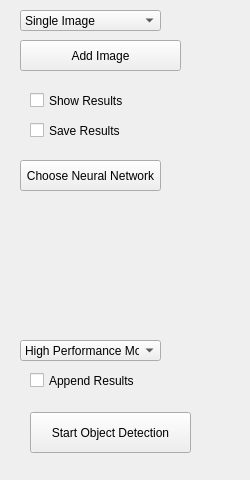
Before: the Qt Designer form ImplementationPhase/View/ViewModule/ui/detectioncontrolpanel.ui in JohannesHaering/PSE, drawn with Qt 5.
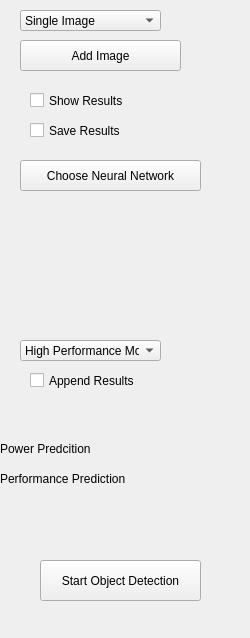
After: the same form once the commit is applied. Custom widgets are drawn as their Qt base class.

Patch:
```diff
--- a/ImplementationPhase/View/ViewModule/ui/detectioncontrolpanel.ui
+++ b/ImplementationPhase/View/ViewModule/ui/detectioncontrolpanel.ui
@@ -7,7 +7,7 @@
     <x>0</x>
     <y>0</y>
     <width>250</width>
-    <height>480</height>
+    <height>638</height>
    </rect>
   </property>
   <property name="windowTitle">
@@ -67,7 +67,7 @@
     <rect>
      <x>30</x>
      <y>360</y>
-     <width>111</width>
+     <width>141</width>
      <height>41</height>
     </rect>
    </property>
@@ -78,8 +78,8 @@
   <widget class="QPushButton" name="startObjectDet">
    <property name="geometry">
     <rect>
-     <x>30</x>
-     <y>412</y>
+     <x>40</x>
+     <y>560</y>
      <width>161</width>
      <height>41</height>
     </rect>
@@ -113,7 +113,7 @@
     <rect>
      <x>20</x>
      <y>160</y>
-     <width>141</width>
+     <width>181</width>
      <height>31</height>
     </rect>
    </property>
@@ -146,6 +146,58 @@
     </property>
    </item>
   </widget>
+  <widget class="QLabel" name="powerPredictionText">
+   <property name="geometry">
+    <rect>
+     <x>0</x>
+     <y>440</y>
+     <width>121</width>
+     <height>18</height>
+    </rect>
+   </property>
+   <property name="text">
+    <string>Power Predcition</string>
+   </property>
+  </widget>
+  <widget class="QLabel" name="performancePrediction">
+   <property name="geometry">
+    <rect>
+     <x>170</x>
+     <y>470</y>
+     <width>58</width>
+     <height>18</height>
+    </rect>
+   </property>
+   <property name="text">
+    <string/>
+   </property>
+  </widget>
+  <widget class="QLabel" name="powerPrediction">
+   <property name="geometry">
+    <rect>
+     <x>170</x>
+     <y>440</y>
+     <width>58</width>
+     <height>18</height>
+    </rect>
+   </property>
+   <property name="text">
+    <string/>
+   </property>
+  </widget>
+  <widget class="QLabel" name="performancePredictionText">
+   <property name="geometry">
+    <rect>
+     <x>0</x>
+     <y>470</y>
+     <width>151</width>
+     <height>18</height>
+    </rect>
+   </property>
+   <property name="text">
+    <string>Performance Prediction</string>
+   </property>
+  </widget>
  </widget>
  <customwidgets>
   <customwidget>
```
